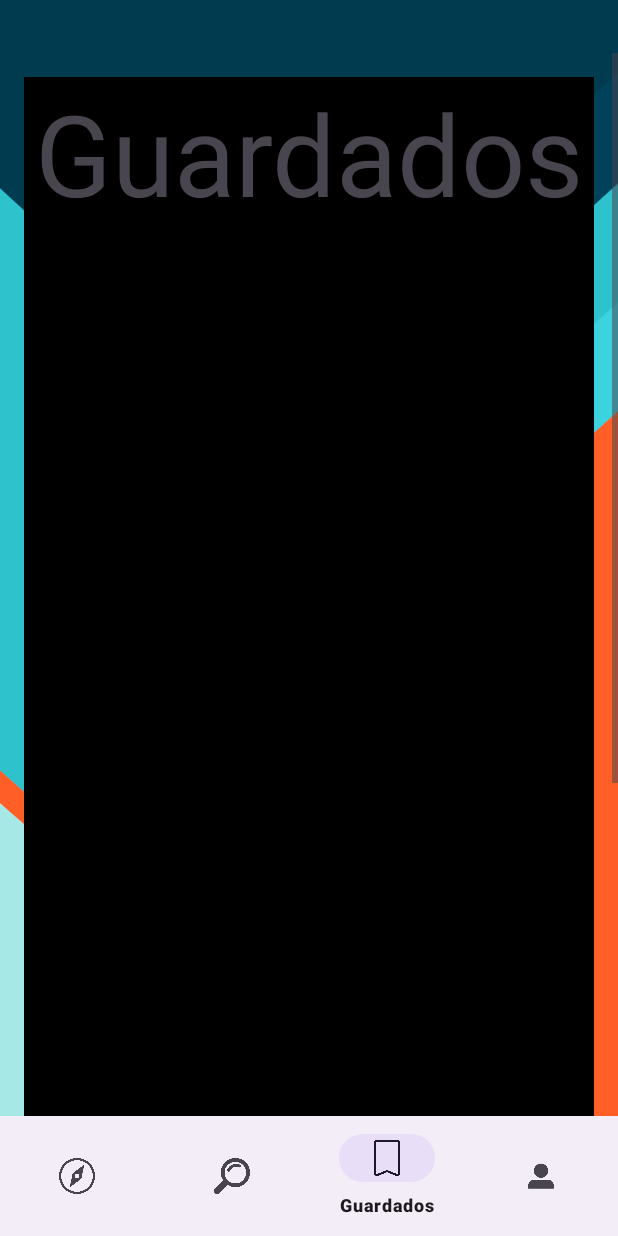
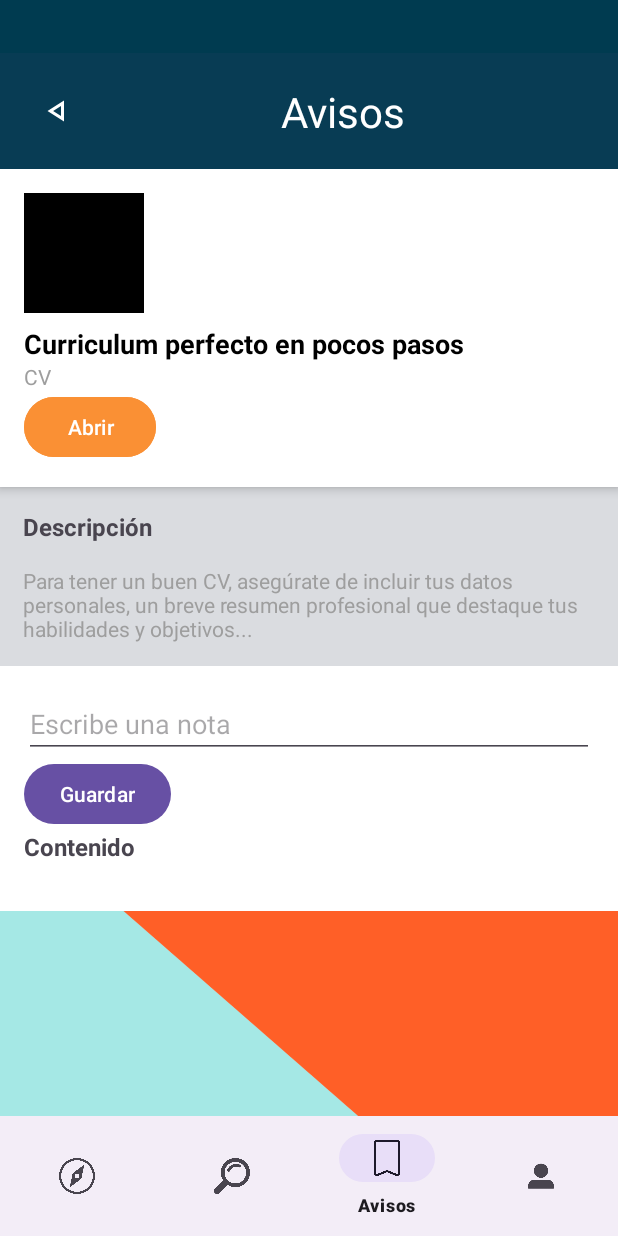
Before and after one commit to martinC3-hub/androidapp, an Android app: the Skillhubmainpage screen opened directly, with no data from a screen before it, item 3 of the bottom bar chosen, on a phone screen of 412 x 824 dp. Run offline under Robolectric (Android 15) with nearby library versions, the phone set to English and light mode, and no system bars; our stand-ins replace Firebase (no records; nobody signed in at launch, a user with empty details on screens opened directly).

Commit message:
Cambiamos guardados por avisos

```diff
--- /dev/null
+++ b/app/src/main/java/com/example/login/Avisos.kt
@@ -0,0 +1,71 @@
+package com.example.login
+
+import android.content.Intent
+import android.net.Uri
+import android.os.Bundle
+import androidx.fragment.app.Fragment
+import android.view.LayoutInflater
+import android.view.View
+import android.view.ViewGroup
+import android.widget.*
+import com.google.firebase.firestore.FirebaseFirestore
+
+class Avisos : Fragment() {
+    private lateinit var db: FirebaseFirestore
+    private lateinit var adapter: ArrayAdapter<String>
+
+    override fun onCreateView(
+        inflater: LayoutInflater, container: ViewGroup?,
+        savedInstanceState: Bundle?
+    ): View? {
+        val rootView = inflater.inflate(R.layout.fragment_avisos, container, false)
+
+        // Botón para abrir PDF
+        val button = rootView.findViewById<Button>(R.id.descarga)
+        button.setOnClickListener {
+            val intent = Intent(Intent.ACTION_VIEW, Uri.parse("https://sence.gob.cl/sites/default/files/elabor1.pdf"))
+            startActivity(intent)
+        }
+
+        // Botón de retroceso que abre Facebook (?)
+        val buttonback = rootView.findViewById<ImageButton>(R.id.back)
+        buttonback.setOnClickListener {
+            val intent = Intent(Intent.ACTION_VIEW, Uri.parse("https://facebook.com"))
+            startActivity(intent)
+        }
+
+        // Inicializar Firestore
+        db = FirebaseFirestore.getInstance()
+
+        // Vincular elementos
+        val input = rootView.findViewById<EditText>(R.id.notaInput)
+        val btn = rootView.findViewById<Button>(R.id.btnGuardar)
+        val listView = rootView.findViewById<ListView>(R.id.listaNotas)
+
+        // Configurar adaptador
+        adapter = ArrayAdapter(requireContext(), android.R.layout.simple_list_item_1, mutableListOf())
+        listView.adapter = adapter
+
+        // Guardar nota en Firestore
+        btn.setOnClickListener {
+            val texto = input.text.toString()
+            if (texto.isNotEmpty()) {
+                val nota = hashMapOf("texto" to texto)
+                db.collection("notas").add(nota)
+                input.text.clear()
+            }
+        }
+
+        // Escuchar cambios en Firestore
+        db.collection("notas").addSnapshotListener { snapshots, _ ->
+            val lista = mutableListOf<String>()
+            snapshots?.forEach {
+                lista.add(it.getString("texto") ?: "")
+            }
+            adapter.clear()
+            adapter.addAll(lista)
+        }
+
+        return rootView
+    }
+}
--- a/app/src/main/java/com/example/login/Guardados.kt
+++ /dev/null
@@ -1,21 +0,0 @@
-package com.example.login
-
-import android.os.Bundle
-import androidx.fragment.app.Fragment
-import android.view.LayoutInflater
-import android.view.View
-import android.view.ViewGroup
-
-
-class Guardados : Fragment() {
-
-    override fun onCreateView(
-        inflater: LayoutInflater, container: ViewGroup?,
-        savedInstanceState: Bundle?
-    ): View? {
-        // Inflate the layout for this fragment
-        return inflater.inflate(R.layout.fragment_guardados, container, false)
-    }
-
-
-}
--- a/app/src/main/java/com/example/login/Skillhubmainpage.kt
+++ b/app/src/main/java/com/example/login/Skillhubmainpage.kt
@@ -9,7 +9,7 @@ class Skillhubmainpage : AppCompatActivity() {
     private lateinit var bottomNavigationView: BottomNavigationView
     private lateinit var explorar: Explorar
     private lateinit var buscar: Buscar
-    private lateinit var guardados: Guardados
+    private lateinit var avisos: Avisos
     private lateinit var perfil: Perfil
 
     override fun onCreate(savedInstanceState: Bundle?) {
@@ -19,7 +19,7 @@ class Skillhubmainpage : AppCompatActivity() {
         // Inicializar los fragmentos correctamente
         explorar = Explorar()
         buscar = Buscar()  // Suponiendo que tienes un fragmento "Buscar"
-        guardados = Guardados()  // Suponiendo que tienes un fragmento "Guardados"
+        avisos = Avisos()  // Suponiendo que tienes un fragmento "Avisos"
         perfil = Perfil()  // Suponiendo que tienes un fragmento "Perfil"
 
         bottomNavigationView = findViewById(R.id.bottom_navigation)
@@ -33,7 +33,7 @@ class Skillhubmainpage : AppCompatActivity() {
             when (item.itemId) {
                 R.id.explorar -> loadFragment(explorar)
                 R.id.buscar -> loadFragment(buscar)
-                R.id.guardados -> loadFragment(guardados)
+                R.id.avisos -> loadFragment(avisos)
                 R.id.perfil -> loadFragment(perfil)
                 else -> false
             }
--- /dev/null
+++ b/app/src/main/res/layout/fragment_avisos.xml
@@ -0,0 +1,155 @@
+<?xml version="1.0" encoding="utf-8"?>
+<androidx.constraintlayout.widget.ConstraintLayout xmlns:android="http://schemas.android.com/apk/res/android"
+    xmlns:app="http://schemas.android.com/apk/res-auto"
+    xmlns:tools="http://schemas.android.com/tools"
+    android:layout_width="match_parent"
+    android:layout_height="match_parent"
+    tools:context=".MainActivity">
+
+    <!-- Top Panel -->
+    <androidx.constraintlayout.widget.ConstraintLayout
+        android:id="@+id/topPanel"
+        android:layout_width="match_parent"
+        android:layout_height="wrap_content"
+        android:background="@color/blue"
+        android:padding="16dp"
+        app:layout_constraintTop_toTopOf="parent">
+
+        <ImageButton
+            android:id="@+id/back"
+            android:layout_width="45dp"
+            android:layout_height="45dp"
+            android:src="@drawable/arrow_back"
+            android:background="@android:color/transparent"
+            app:layout_constraintStart_toStartOf="parent"
+            app:layout_constraintTop_toTopOf="parent"
+            app:layout_constraintBottom_toBottomOf="parent"/>
+
+        <TextView
+            android:layout_width="wrap_content"
+            android:layout_height="wrap_content"
+            android:text="Avisos"
+            android:textColor="@color/white"
+            android:textSize="28sp"
+            app:layout_constraintTop_toTopOf="parent"
+            app:layout_constraintBottom_toBottomOf="@id/back"
+            app:layout_constraintStart_toEndOf="@id/back"
+            app:layout_constraintEnd_toEndOf="parent"/>
+    </androidx.constraintlayout.widget.ConstraintLayout>
+
+    <!-- Scrollable Content -->
+    <ScrollView
+        android:layout_width="match_parent"
+        android:layout_height="0dp"
+        android:fillViewport="true"
+        app:layout_constraintTop_toBottomOf="@id/topPanel"
+        app:layout_constraintBottom_toBottomOf="parent">
+
+        <LinearLayout
+            android:layout_width="match_parent"
+            android:layout_height="wrap_content"
+            android:orientation="vertical">
+
+            <!-- CV Card -->
+            <LinearLayout
+                android:layout_width="match_parent"
+                android:layout_height="wrap_content"
+                android:orientation="vertical"
+                android:background="@color/white"
+                android:elevation="4dp"
+                android:padding="16dp">
+
+                <ImageButton
+                    android:layout_width="80dp"
+                    android:layout_height="80dp"
+                    android:background="@color/black"
+                    android:layout_marginBottom="8dp" />
+
+                <TextView
+                    android:layout_width="wrap_content"
+                    android:layout_height="wrap_content"
+                    android:text="Curriculum perfecto en pocos pasos"
+                    android:textSize="18sp"
+                    android:textColor="@color/black"
+                    android:textStyle="bold" />
+
+                <TextView
+                    android:layout_width="wrap_content"
+                    android:layout_height="wrap_content"
+                    android:text="CV"
+                    android:textSize="14sp"
+                    android:textColor="@color/gray" />
+
+                <Button
+                    android:id="@+id/descarga"
+                    android:layout_width="wrap_content"
+                    android:layout_height="wrap_content"
+                    android:text="Abrir"
+                    android:backgroundTint="@color/orange" />
+            </LinearLayout>
+
+            <!-- Descripción -->
+            <LinearLayout
+                android:layout_width="match_parent"
+                android:layout_height="wrap_content"
+                android:orientation="vertical"
+                android:background="@color/lgray"
+                >
+
+                <TextView
+                    android:layout_width="wrap_content"
+                    android:layout_height="wrap_content"
+                    android:text="Descripción"
+                    android:paddingLeft="15dp"
+                    android:paddingTop="15dp"
+                    android:textStyle="bold"
+                    android:textSize="16sp" />
+
+                <TextView
+                    android:id="@+id/descripcion"
+                    android:layout_width="match_parent"
+                    android:layout_height="wrap_content"
+                    android:padding="15dp"
+                    android:text="Para tener un buen CV, asegúrate de incluir tus datos personales, un breve resumen profesional que destaque tus habilidades y objetivos..."
+                    android:textSize="14sp"
+                    android:textColor="@color/gray" />
+            </LinearLayout>
+
+            <!-- Notas -->
+            <LinearLayout
+                android:layout_width="match_parent"
+                android:layout_height="wrap_content"
+                android:orientation="vertical"
+                android:background="@color/white"
+                android:padding="16dp"
+                >
+
+                <EditText
+                    android:id="@+id/notaInput"
+                    android:hint="Escribe una nota"
+                    android:layout_width="match_parent"
+                    android:layout_height="wrap_content"/>
+
+                <Button
+                    android:id="@+id/btnGuardar"
+                    android:text="Guardar"
+                    android:layout_width="wrap_content"
+                    android:layout_height="wrap_content"/>
+
+                <TextView
+                    android:layout_width="wrap_content"
+                    android:layout_height="wrap_content"
+                    android:text="Contenido"
+                    android:textStyle="bold"
+                    android:textSize="16sp" />
+
+                <ListView
+                    android:id="@+id/listaNotas"
+                    android:layout_width="match_parent"
+                    android:layout_height="wrap_content"
+                    android:layout_marginTop="16dp"
+                    android:nestedScrollingEnabled="true"/>
+            </LinearLayout>
+        </LinearLayout>
+    </ScrollView>
+</androidx.constraintlayout.widget.ConstraintLayout>
--- a/app/src/main/res/layout/fragment_guardados.xml
+++ /dev/null
@@ -1,36 +0,0 @@
-<ScrollView xmlns:android="http://schemas.android.com/apk/res/android"
-    android:layout_width="match_parent"
-    android:layout_height="match_parent"
-    android:fillViewport="true">
-
-    <LinearLayout
-        android:layout_width="match_parent"
-        android:layout_height="wrap_content"
-        android:orientation="vertical"
-        android:padding="16dp">
-
-        <!-- Varias vistas para observar el scroll -->
-
-
-        <RelativeLayout
-            android:id="@+id/frameLayout"
-            android:layout_width="match_parent"
-            android:layout_height="1000dp"
-            android:background="@color/black"
-            android:fillViewport="true"
-            >
-
-            <TextView
-                android:id="@+id/textView"
-                android:layout_width="wrap_content"
-                android:layout_height="wrap_content"
-                android:layout_alignParentTop="true"
-                android:layout_centerHorizontal="true"
-                android:text="Guardados"
-                android:textSize="75sp"/>
-        </RelativeLayout>
-
-        <!-- Más vistas si lo necesitas -->
-    </LinearLayout>
-
-</ScrollView>
--- a/app/src/main/res/menu/bottom_nav_menu.xml
+++ b/app/src/main/res/menu/bottom_nav_menu.xml
@@ -7,8 +7,8 @@
     <item android:id="@+id/buscar"
         android:title="Buscar"
         android:icon="@drawable/buscar"/>
-    <item android:id="@+id/guardados"
-        android:title="Guardados"
+    <item android:id="@+id/avisos"
+        android:title="Avisos"
         android:icon="@drawable/guardados"/>
     <item android:id="@+id/perfil"
         android:title="Perfil"
```
